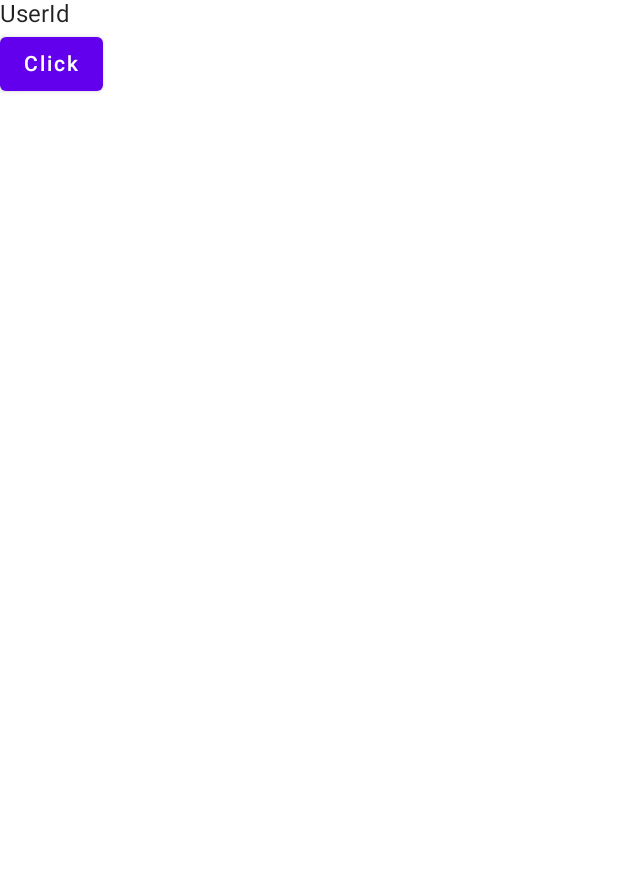
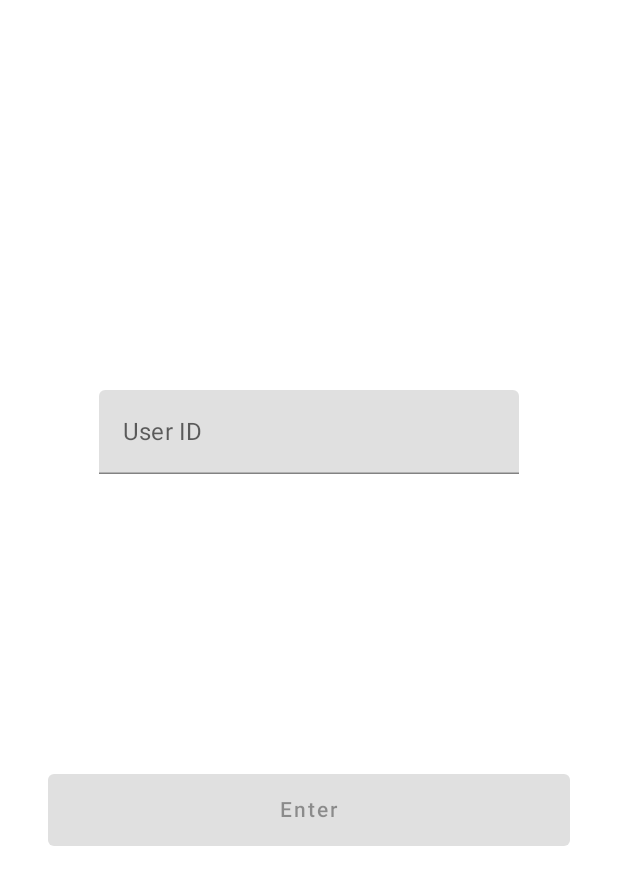
Before and after one commit to jinoralen/CameraTest, an Android app built with Jetpack Compose: the screen it shows after launch (MainActivity), on a phone screen of 412 x 824 dp. Shown: the top 885 px of the screen. Run offline under Robolectric (Android 15) with nearby library versions, the phone set to English and light mode, and no system bars; libraries missing offline, so code that uses them is left out: androidx.camera.camera2, androidx.camera.core.

Commit message:
Implemented UserIdScreen;

```diff
--- a/app/src/main/java/com/jinoralen/cameratest/feature/camera/CameraScreen.kt
+++ b/app/src/main/java/com/jinoralen/cameratest/feature/camera/CameraScreen.kt
@@ -8,9 +8,9 @@ import androidx.navigation.NavController
 import com.jinoralen.cameratest.ui.navigation.Screen
 
 @Composable
-fun CameraScreen(navController: NavController) {
+fun CameraScreen(navController: NavController, userId: String) {
     Column() {
-        Text("Camera")
+        Text("Camera $userId")
         Button(onClick = { navController.navigate(Screen.Preview.route) }) {
             Text("Click")
         }
--- a/app/src/main/java/com/jinoralen/cameratest/feature/userid/UserIdScreen.kt
+++ b/app/src/main/java/com/jinoralen/cameratest/feature/userid/UserIdScreen.kt
@@ -1,18 +1,70 @@
 package com.jinoralen.cameratest.feature.userid
 
-import androidx.compose.foundation.layout.Column
+import androidx.compose.foundation.gestures.detectTapGestures
+import androidx.compose.foundation.layout.*
+import androidx.compose.foundation.text.KeyboardActions
+import androidx.compose.foundation.text.KeyboardOptions
 import androidx.compose.material.Button
 import androidx.compose.material.Text
-import androidx.compose.runtime.Composable
+import androidx.compose.material.TextField
+import androidx.compose.runtime.*
+import androidx.compose.ui.Alignment
+import androidx.compose.ui.ExperimentalComposeUiApi
+import androidx.compose.ui.Modifier
+import androidx.compose.ui.input.pointer.pointerInput
+import androidx.compose.ui.platform.LocalFocusManager
+import androidx.compose.ui.platform.LocalSoftwareKeyboardController
+import androidx.compose.ui.text.input.KeyboardType
+import androidx.compose.ui.unit.dp
 import androidx.navigation.NavController
 import com.jinoralen.cameratest.ui.navigation.Screen
 
 @Composable
+@OptIn(ExperimentalComposeUiApi::class)
 fun UserIdScreen(navController: NavController) {
-    Column() {
-        Text("UserId")
-        Button(onClick = { navController.navigate(Screen.Camera.route) }) {
-            Text("Click")
+    val controller = LocalSoftwareKeyboardController.current
+    val focusManager = LocalFocusManager.current
+    Box(Modifier
+        .fillMaxSize()
+        .pointerInput(controller) {
+            detectTapGestures {
+                controller?.hide()
+                focusManager.clearFocus()
+            }
+        }
+    ) {
+        Column(
+            modifier = Modifier.align(Alignment.Center).fillMaxWidth(),
+            horizontalAlignment = Alignment.CenterHorizontally
+        ) {
+            var userId by remember { mutableStateOf("") }
+
+            TextField(
+                value = userId,
+                label = { Text(text = "User ID")},
+                onValueChange = { userId = it },
+                singleLine = true,
+                keyboardOptions = KeyboardOptions(
+                    keyboardType = KeyboardType.Decimal,
+                ),
+                keyboardActions = KeyboardActions {
+                    controller?.hide()
+                    focusManager.clearFocus()
+                }
+            )
+
+            Spacer(modifier = Modifier.height(200.dp))
+
+            Button(
+                onClick = { navController.navigate(Screen.Camera.createPath(userId)) },
+                modifier = Modifier.fillMaxWidth().padding(horizontal = 32.dp),
+                enabled = userId.isNotEmpty()
+            ) {
+                Text(
+                    text = "Enter",
+                    modifier = Modifier.padding(vertical = 8.dp)
+                )
+            }
         }
     }
 }
--- a/app/src/main/java/com/jinoralen/cameratest/ui/CameraTestApp.kt
+++ b/app/src/main/java/com/jinoralen/cameratest/ui/CameraTestApp.kt
@@ -5,14 +5,18 @@ import androidx.compose.material.MaterialTheme
 import androidx.compose.material.Surface
 import androidx.compose.runtime.Composable
 import androidx.compose.ui.Modifier
+import androidx.compose.ui.platform.LocalContext
+import androidx.navigation.NavType
 import androidx.navigation.compose.NavHost
 import androidx.navigation.compose.composable
 import androidx.navigation.compose.rememberNavController
+import androidx.navigation.navArgument
 import com.jinoralen.cameratest.feature.camera.CameraScreen
 import com.jinoralen.cameratest.feature.preview.PreviewScreen
 import com.jinoralen.cameratest.feature.upload.UploadScreen
 import com.jinoralen.cameratest.feature.userid.UserIdScreen
 import com.jinoralen.cameratest.ui.navigation.Screen
+import com.jinoralen.cameratest.ui.navigation.USER_ID
 import com.jinoralen.cameratest.ui.theme.CameraTestTheme
 
 @Composable
@@ -30,8 +34,13 @@ fun CameraTestApp() {
                     UserIdScreen(navController)
                 }
 
-                composable(Screen.Camera.route) {
-                    CameraScreen(navController)
+                composable(
+                    route = Screen.Camera.route,
+                    arguments = listOf(navArgument(USER_ID){ type = NavType.StringType })
+                ) {
+                    Screen.Camera.userId(it)?.let { userId ->
+                        CameraScreen(navController, userId)
+                    }
                 }
 
                 composable(Screen.Preview.route) {
--- a/app/src/main/java/com/jinoralen/cameratest/ui/navigation/Screen.kt
+++ b/app/src/main/java/com/jinoralen/cameratest/ui/navigation/Screen.kt
@@ -1,9 +1,24 @@
 package com.jinoralen.cameratest.ui.navigation
+
+import android.content.Context
+import androidx.navigation.NavBackStackEntry
+import java.io.File
+
+const val USER_ID = "userId"
+const val IMAGE = "image"
 
 sealed class Screen(val route: String) {
     object UserId: Screen("userId")
 
-    object Camera: Screen("camera")
+    object Camera: Screen("camera/{$USER_ID}") {
+        fun createPath(userId: String): String {
+            return "camera/$userId"
+        }
+
+        fun userId(backStackEntry: NavBackStackEntry): String? {
+            return backStackEntry.arguments?.getString(USER_ID)
+        }
+    }
 
     object Preview: Screen("preview")
 
```
